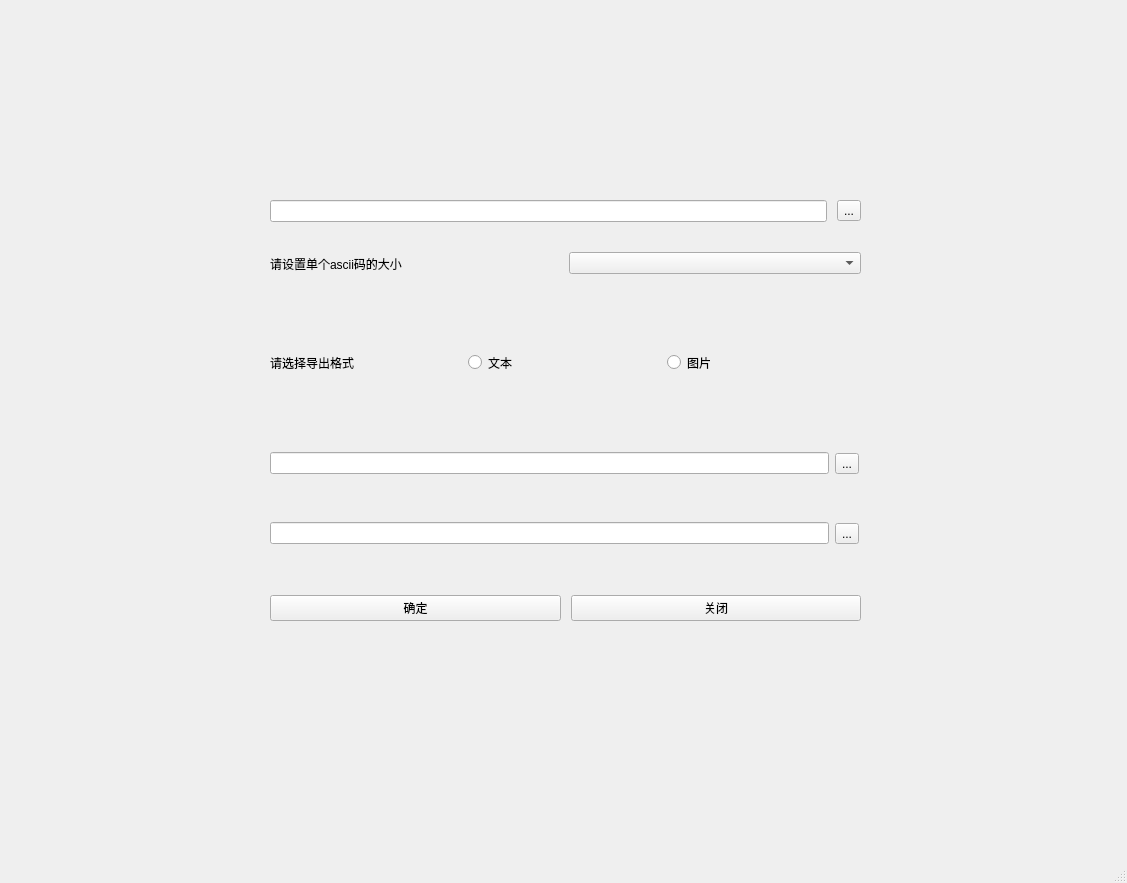
Old version of the form mainWindow.ui in the repository ZYFZYF/Ascii-Generator.
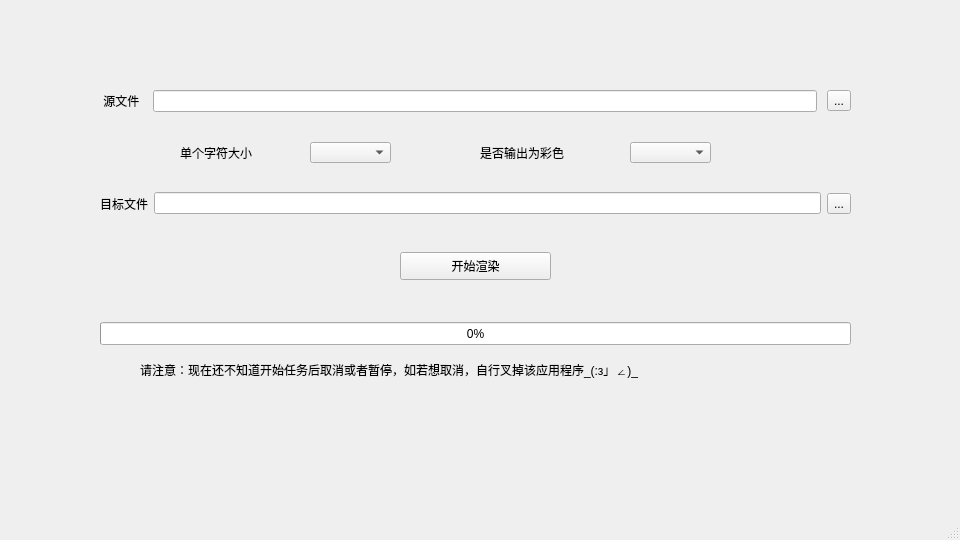
New version of the form.

```diff
--- a/mainWindow.ui
+++ b/mainWindow.ui
@@ -2,25 +2,34 @@
 <ui version="4.0">
  <class>MainWindow</class>
  <widget class="QMainWindow" name="MainWindow">
+  <property name="enabled">
+   <bool>true</bool>
+  </property>
   <property name="geometry">
    <rect>
     <x>0</x>
     <y>0</y>
-    <width>1127</width>
-    <height>883</height>
+    <width>960</width>
+    <height>540</height>
    </rect>
   </property>
   <property name="windowTitle">
-   <string>MainWindow</string>
+   <string>AsciiConverter</string>
+  </property>
+  <property name="toolButtonStyle">
+   <enum>Qt::ToolButtonIconOnly</enum>
+  </property>
+  <property name="tabShape">
+   <enum>QTabWidget::Rounded</enum>
   </property>
   <widget class="QWidget" name="centralwidget">
    <widget class="QWidget" name="verticalLayoutWidget">
     <property name="geometry">
      <rect>
-      <x>270</x>
-      <y>200</y>
-      <width>591</width>
-      <height>421</height>
+      <x>100</x>
+      <y>90</y>
+      <width>751</width>
+      <height>321</height>
      </rect>
     </property>
     <layout class="QVBoxLayout" name="verticalLayout">
@@ -33,10 +42,24 @@
      <item>
       <layout class="QHBoxLayout" name="horizontalLayout_3">
        <item>
-        <widget class="QLineEdit" name="src_picture_path_show"/>
+        <widget class="QLabel" name="label">
+         <property name="text">
+          <string> 源文件 </string>
+         </property>
+        </widget>
        </item>
        <item>
-        <widget class="QToolButton" name="src_picture_selector">
+        <widget class="QLineEdit" name="src_file_name_show">
+         <property name="enabled">
+          <bool>true</bool>
+         </property>
+         <property name="readOnly">
+          <bool>true</bool>
+         </property>
+        </widget>
+       </item>
+       <item>
+        <widget class="QToolButton" name="src_selector">
          <property name="text">
           <string>...</string>
          </property>
@@ -47,76 +70,28 @@
      <item>
       <widget class="QStackedWidget" name="stackedWidget">
        <widget class="QWidget" name="page">
-        <widget class="QWidget" name="horizontalLayoutWidget_4">
-         <property name="geometry">
-          <rect>
-           <x>0</x>
-           <y>20</y>
-           <width>591</width>
-           <height>23</height>
-          </rect>
-         </property>
-         <layout class="QHBoxLayout" name="horizontalLayout_4">
-          <item>
-           <widget class="QLabel" name="label_3">
-            <property name="text">
-             <string>请设置单个ascii码的大小</string>
-            </property>
-           </widget>
-          </item>
-          <item>
-           <widget class="QComboBox" name="block_size_selector"/>
-          </item>
-         </layout>
-        </widget>
-        <widget class="QWidget" name="horizontalLayoutWidget_5">
-         <property name="geometry">
-          <rect>
-           <x>0</x>
-           <y>120</y>
-           <width>589</width>
-           <height>21</height>
-          </rect>
-         </property>
-         <layout class="QHBoxLayout" name="horizontalLayout_5">
-          <item>
-           <widget class="QLabel" name="label_4">
-            <property name="text">
-             <string>请选择导出格式</string>
-            </property>
-           </widget>
-          </item>
-          <item>
-           <widget class="QRadioButton" name="txt_selected">
-            <property name="text">
-             <string>文本</string>
-            </property>
-           </widget>
-          </item>
-          <item>
-           <widget class="QRadioButton" name="picture_selected">
-            <property name="text">
-             <string>图片</string>
-            </property>
-           </widget>
-          </item>
-         </layout>
-        </widget>
         <widget class="QWidget" name="horizontalLayoutWidget">
          <property name="geometry">
           <rect>
            <x>0</x>
-           <y>220</y>
-           <width>589</width>
+           <y>70</y>
+           <width>751</width>
            <height>23</height>
           </rect>
          </property>
          <layout class="QHBoxLayout" name="horizontalLayout">
           <item>
-           <widget class="QLineEdit" name="dst_picture_path_show"/>
+           <widget class="QLabel" name="label_2">
+            <property name="text">
+             <string>目标文件</string>
+            </property>
+           </widget>
           </item>
           <item>
-           <widget class="QToolButton" name="dst_picture_selector">
+           <widget class="QLineEdit" name="dst_file_name_show"/>
+          </item>
+          <item>
+           <widget class="QToolButton" name="dst_selector">
             <property name="text">
              <string>...</string>
             </property>
@@ -124,50 +99,101 @@
           </item>
          </layout>
         </widget>
-        <widget class="QWidget" name="horizontalLayoutWidget_2">
+        <widget class="QPushButton" name="start_button">
+         <property name="geometry">
+          <rect>
+           <x>300</x>
+           <y>130</y>
+           <width>151</width>
+           <height>28</height>
+          </rect>
+         </property>
+         <property name="text">
+          <string>开始渲染</string>
+         </property>
+        </widget>
+        <widget class="QProgressBar" name="progress_show">
          <property name="geometry">
           <rect>
            <x>0</x>
-           <y>290</y>
-           <width>589</width>
+           <y>200</y>
+           <width>751</width>
            <height>23</height>
           </rect>
          </property>
-         <layout class="QHBoxLayout" name="horizontalLayout_2">
-          <item>
-           <widget class="QLineEdit" name="dst_txt_path_show"/>
-          </item>
-          <item>
-           <widget class="QToolButton" name="dst_txt_selector">
-            <property name="text">
-             <string>...</string>
-            </property>
-           </widget>
-          </item>
-         </layout>
+         <property name="value">
+          <number>0</number>
+         </property>
+         <property name="invertedAppearance">
+          <bool>false</bool>
+         </property>
+        </widget>
+        <widget class="QLabel" name="label_5">
+         <property name="geometry">
+          <rect>
+           <x>40</x>
+           <y>240</y>
+           <width>731</width>
+           <height>16</height>
+          </rect>
+         </property>
+         <property name="text">
+          <string>请注意：现在还不知道开始任务后取消或者暂停，如若想取消，自行叉掉该应用程序_(:з」∠)_</string>
+         </property>
+        </widget>
+        <widget class="QLabel" name="label_3">
+         <property name="geometry">
+          <rect>
+           <x>80</x>
+           <y>20</y>
+           <width>182</width>
+           <height>21</height>
+          </rect>
+         </property>
+         <property name="text">
+          <string>单个字符大小</string>
+         </property>
+        </widget>
+        <widget class="QComboBox" name="block_size_selector">
+         <property name="geometry">
+          <rect>
+           <x>210</x>
+           <y>20</y>
+           <width>81</width>
+           <height>21</height>
+          </rect>
+         </property>
+         <property name="editable">
+          <bool>false</bool>
+         </property>
+        </widget>
+        <widget class="QLabel" name="label_4">
+         <property name="geometry">
+          <rect>
+           <x>380</x>
+           <y>20</y>
+           <width>111</width>
+           <height>21</height>
+          </rect>
+         </property>
+         <property name="text">
+          <string>是否输出为彩色</string>
+         </property>
+        </widget>
+        <widget class="QComboBox" name="color_selector">
+         <property name="geometry">
+          <rect>
+           <x>530</x>
+           <y>20</y>
+           <width>81</width>
+           <height>21</height>
+          </rect>
+         </property>
         </widget>
        </widget>
        <widget class="QWidget" name="page_2"/>
       </widget>
      </item>
-     <item>
-      <layout class="QHBoxLayout" name="horizontalLayout_6">
-       <item>
-        <widget class="QPushButton" name="start_button">
-         <property name="text">
-          <string>确定</string>
-         </property>
-        </widget>
-       </item>
-       <item>
-        <widget class="QPushButton" name="end_button">
-         <property name="text">
-          <string>关闭</string>
-         </property>
-        </widget>
-       </item>
-      </layout>
-     </item>
     </layout>
    </widget>
   </widget>
```
Left out of the diff: 2 changed lines with no effect on the pictures.
